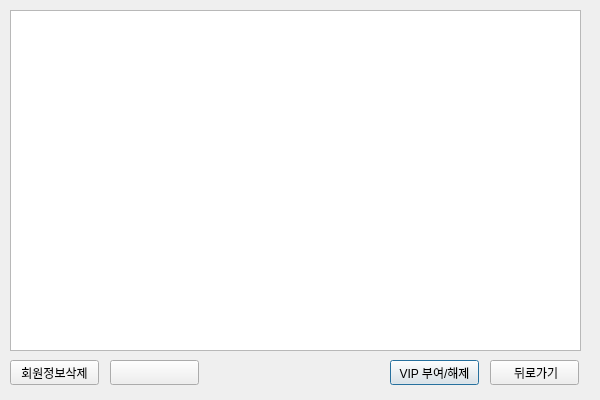
Qt form Yanolja_serv/user.ui (mssung34/Yanolja) before a commit.
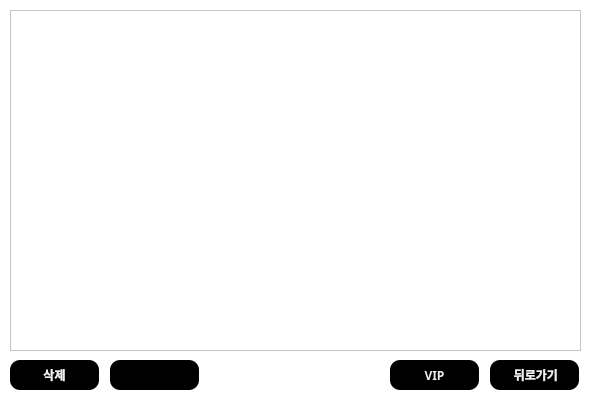
The same form after that commit.

```diff
--- a/Yanolja_serv/user.ui
+++ b/Yanolja_serv/user.ui
@@ -13,6 +13,9 @@
   <property name="windowTitle">
    <string>Dialog</string>
   </property>
+  <property name="styleSheet">
+   <string notr="true">background-color: rgb(255, 255, 255);</string>
+  </property>
   <widget class="QListWidget" name="list">
    <property name="geometry">
     <rect>
@@ -29,11 +32,30 @@
      <x>390</x>
      <y>360</y>
      <width>89</width>
-     <height>25</height>
+     <height>30</height>
     </rect>
    </property>
+   <property name="font">
+    <font>
+     <family>Sans</family>
+     <weight>75</weight>
+     <bold>true</bold>
+    </font>
+   </property>
+   <property name="styleSheet">
+    <string notr="true">QPushButton{
+	background-color: rgb(0, 0, 0);
+	color: rgb(238, 238, 236);
+    border-radius: 10px;
+}
+QPushButton:hover{
+	background-color: rgb(255, 255, 255);
+	color: rgb(0, 0, 0);
+    border-radius: 10px;
+}</string>
+   </property>
    <property name="text">
-    <string>VIP 부여/해제</string>
+    <string>VIP</string>
    </property>
   </widget>
   <widget class="QPushButton" name="exit_btn">
@@ -42,9 +64,28 @@
      <x>490</x>
      <y>360</y>
      <width>89</width>
-     <height>25</height>
+     <height>30</height>
     </rect>
    </property>
+   <property name="font">
+    <font>
+     <family>Sans</family>
+     <weight>75</weight>
+     <bold>true</bold>
+    </font>
+   </property>
+   <property name="styleSheet">
+    <string notr="true">QPushButton{
+	background-color: rgb(0, 0, 0);
+	color: rgb(238, 238, 236);
+    border-radius: 10px;
+}
+QPushButton:hover{
+	background-color: rgb(255, 255, 255);
+	color: rgb(0, 0, 0);
+    border-radius: 10px;
+}</string>
+   </property>
    <property name="text">
     <string> 뒤로가기</string>
    </property>
@@ -55,11 +96,30 @@
      <x>10</x>
      <y>360</y>
      <width>89</width>
-     <height>25</height>
+     <height>30</height>
     </rect>
    </property>
+   <property name="font">
+    <font>
+     <family>Sans</family>
+     <weight>75</weight>
+     <bold>true</bold>
+    </font>
+   </property>
+   <property name="styleSheet">
+    <string notr="true">QPushButton{
+	background-color: rgb(0, 0, 0);
+	color: rgb(238, 238, 236);
+    border-radius: 10px;
+}
+QPushButton:hover{
+	background-color: rgb(255, 255, 255);
+	color: rgb(0, 0, 0);
+    border-radius: 10px;
+}</string>
+   </property>
    <property name="text">
-    <string>회원정보삭제</string>
+    <string>삭제</string>
    </property>
   </widget>
   <widget class="QPushButton" name="listslt_btn">
@@ -68,9 +128,28 @@
      <x>110</x>
      <y>360</y>
      <width>89</width>
-     <height>25</height>
+     <height>30</height>
     </rect>
    </property>
+   <property name="font">
+    <font>
+     <family>Sans</family>
+     <weight>75</weight>
+     <bold>true</bold>
+    </font>
+   </property>
+   <property name="styleSheet">
+    <string notr="true">QPushButton{
+	background-color: rgb(0, 0, 0);
+	color: rgb(238, 238, 236);
+    border-radius: 10px;
+}
+QPushButton:hover{
+	background-color: rgb(255, 255, 255);
+	color: rgb(0, 0, 0);
+    border-radius: 10px;
+}</string>
+   </property>
    <property name="text">
     <string/>
    </property>
```
